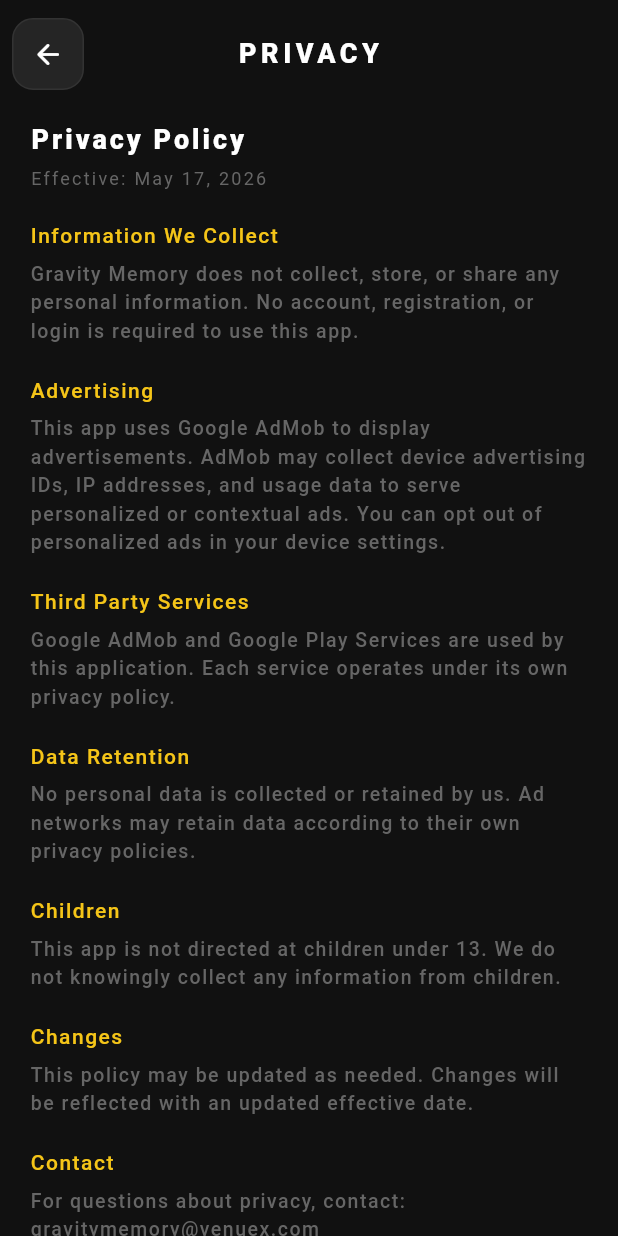
After one commit to venuexx/Gravity-Memory, a Flutter app: the PrivacyScreen screen opened by its route, on a phone screen of 412 x 824 dp. The commit adds this screen. Run offline on Flutter 3.47's test engine with Material 3 defaults, Android fonts, the phone set to English and light mode, and no system bars; our stand-ins replace audioplayers, google_mobile_ads, shared_preferences; accounts and stored records are empty; network calls fail; Roboto replaces fonts that are missing (RobotoMono).

Commit message:
Son Düzenlemeler

```diff
--- a/lib/core/constants.dart
+++ b/lib/core/constants.dart
@@ -67,6 +67,7 @@ class AppRoutes {
   static const String success = '/success';
   static const String fail = '/fail';
   static const String settings = '/settings';
+  static const String privacy = '/privacy';
   static const String shop = '/shop';
   static const String leaderboard = '/leaderboard';
 }
--- a/lib/main.dart
+++ b/lib/main.dart
@@ -11,6 +11,7 @@ import 'screens/success_screen.dart';
 import 'screens/fail_screen.dart';
 import 'screens/settings_screen.dart';
 import 'screens/splash_screen.dart';
+import 'screens/privacy_screen.dart';
 import 'widgets/ad_banner_widget.dart';
 
 void main() async {
@@ -51,6 +52,7 @@ class GravityMemoryApp extends StatelessWidget {
         AppRoutes.mainMenu: (_) => const MainMenuScreen(),
         AppRoutes.levelSelect: (_) => const LevelSelectScreen(),
         AppRoutes.settings: (_) => const SettingsScreen(),
+        AppRoutes.privacy: (_) => const PrivacyScreen(),
       },
       onGenerateRoute: (settings) {
         if (settings.name == AppRoutes.game) {
--- /dev/null
+++ b/lib/screens/privacy_screen.dart
@@ -0,0 +1,127 @@
+import 'package:flutter/material.dart';
+import '../core/constants.dart';
+
+class PrivacyScreen extends StatelessWidget {
+  const PrivacyScreen({super.key});
+
+  @override
+  Widget build(BuildContext context) {
+    return Scaffold(
+      backgroundColor: AppColors.background,
+      body: SafeArea(
+        child: Column(
+          children: [
+            _Header(),
+            Expanded(
+              child: SingleChildScrollView(
+                padding: const EdgeInsets.fromLTRB(20, 8, 20, 40),
+                child: Column(
+                  crossAxisAlignment: CrossAxisAlignment.start,
+                  children: [
+                    Text(
+                      'Privacy Policy',
+                      style: AppTextStyles.title(size: 18, color: AppColors.white),
+                    ),
+                    const SizedBox(height: 4),
+                    Text(
+                      'Effective: May 17, 2026',
+                      style: AppTextStyles.label(size: 12, color: AppColors.grey),
+                    ),
+                    const SizedBox(height: 20),
+                    _section('Information We Collect',
+                      'Gravity Memory does not collect, store, or share any personal information. '
+                      'No account, registration, or login is required to use this app.'),
+                    _section('Advertising',
+                      'This app uses Google AdMob to display advertisements. AdMob may collect '
+                      'device advertising IDs, IP addresses, and usage data to serve personalized '
+                      'or contextual ads. You can opt out of personalized ads in your device settings.'),
+                    _section('Third Party Services',
+                      'Google AdMob and Google Play Services are used by this application. '
+                      'Each service operates under its own privacy policy.'),
+                    _section('Data Retention',
+                      'No personal data is collected or retained by us. Ad networks may retain '
+                      'data according to their own privacy policies.'),
+                    _section('Children',
+                      'This app is not directed at children under 13. We do not knowingly collect '
+                      'any information from children.'),
+                    _section('Changes',
+                      'This policy may be updated as needed. Changes will be reflected with '
+                      'an updated effective date.'),
+                    _section('Contact',
+                      'For questions about privacy, contact:\ngravitymemory@venuex.com'),
+                  ],
+                ),
+              ),
+            ),
+          ],
+        ),
+      ),
+    );
+  }
+
+  Widget _section(String title, String body) {
+    return Padding(
+      padding: const EdgeInsets.only(bottom: 20),
+      child: Column(
+        crossAxisAlignment: CrossAxisAlignment.start,
+        children: [
+          Text(
+            title,
+            style: AppTextStyles.body(size: 14, color: AppColors.accent),
+          ),
+          const SizedBox(height: 6),
+          Text(
+            body,
+            style: AppTextStyles.body(size: 13, color: AppColors.grey),
+          ),
+        ],
+      ),
+    );
+  }
+}
+
+class _Header extends StatelessWidget {
+  @override
+  Widget build(BuildContext context) {
+    return Padding(
+      padding: const EdgeInsets.symmetric(horizontal: 8, vertical: 12),
+      child: Row(
+        children: [
+          SizedBox(
+            width: 48,
+            height: 48,
+            child: GestureDetector(
+              onTap: () => Navigator.pop(context),
+              child: Container(
+                decoration: BoxDecoration(
+                  color: AppColors.card,
+                  borderRadius: BorderRadius.circular(14),
+                  border: Border.all(color: AppColors.greyDark, width: 1),
+                ),
+                child: const Icon(
+                  Icons.arrow_back_rounded,
+                  color: AppColors.white,
+                  size: 22,
+                ),
+              ),
+            ),
+          ),
+          const Expanded(
+            child: Center(
+              child: Text(
+                'PRIVACY',
+                style: TextStyle(
+                  color: AppColors.white,
+                  fontSize: 18,
+                  fontWeight: FontWeight.w900,
+                  letterSpacing: 3,
+                ),
+              ),
+            ),
+          ),
+          const SizedBox(width: 48),
+        ],
+      ),
+    );
+  }
+}
--- a/pubspec.yaml
+++ b/pubspec.yaml
@@ -16,7 +16,7 @@ publish_to: 'none' # Remove this line if you wish to publish to pub.dev
 # https://developer.apple.com/library/archive/documentation/General/Reference/InfoPlistKeyReference/Articles/CoreFoundationKeys.html
 # In Windows, build-name is used as the major, minor, and patch parts
 # of the product and file versions while build-number is used as the build suffix.
-version: 1.0.0+1
+version: 1.0.0+2
 
 environment:
   sdk: ^3.10.4
```
Also changed, not shown: lib/screens/settings_screen.dart (+29 -0 lines), lib/widgets/ad_banner_widget.dart (+17 -7 lines), firebase.json (added), 8 other files.
